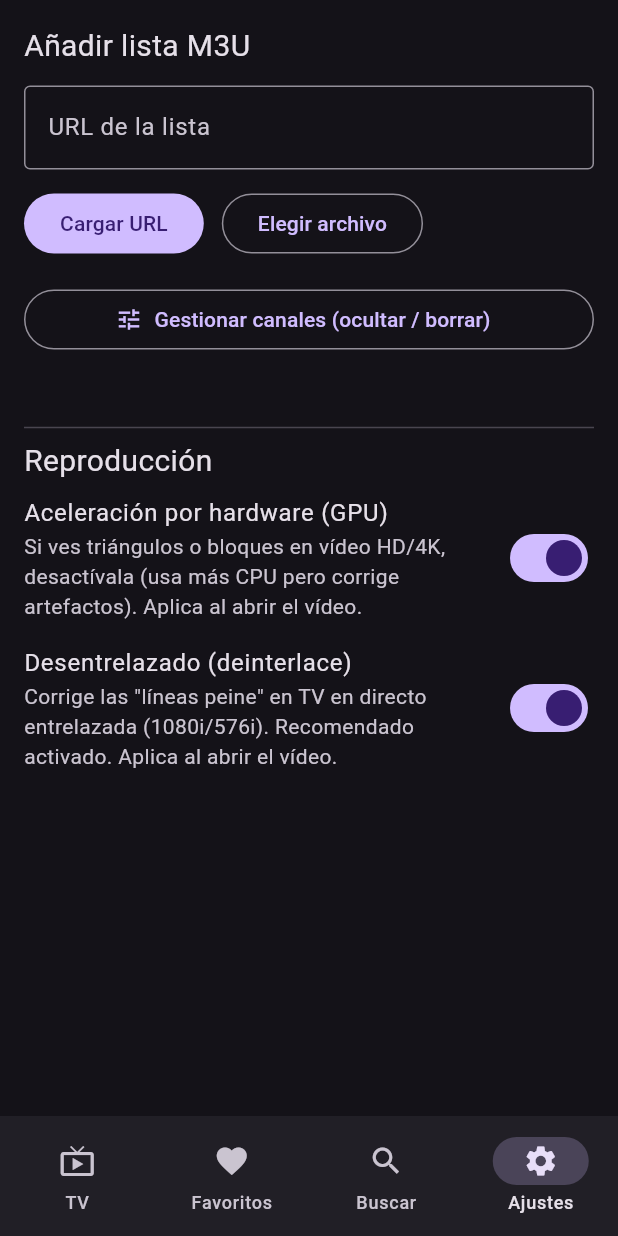
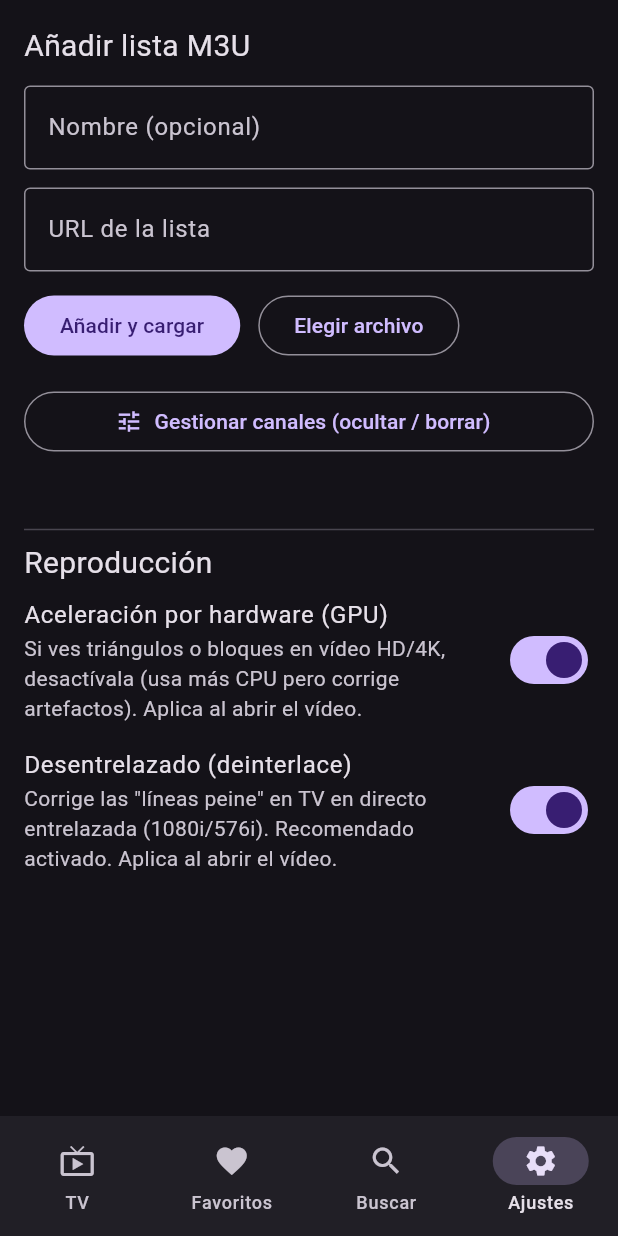
Before and after one commit to jotajota1302/iptv, a Flutter app: the screen it shows after launch, item 4 of the bottom bar chosen, on a phone screen of 412 x 824 dp. Run offline on Flutter 3.47's test engine with Material 3 defaults, Android fonts, the phone set to English and light mode, and no system bars; our stand-ins replace cached_network_image, dio, drift, file_picker, flutter_riverpod, shared_preferences; missing offline and left inert: media_kit, media_kit_video; accounts and stored records are empty; generated files the repository leaves out were written again.

Commit message:
feat(listas): multiples listas guardadas con URL visible, cambiar activa y eliminar
- Modelo SavedPlaylist + PlaylistsNotifier persistido en shared_preferences.
- Ajustes: seccion 'Mis listas' (activa marcada, cambiar, eliminar) y anadir
  con nombre. 25 tests en verde.

Co-Authored-By: Claude Opus 4.8 (1M context) <noreply@anthropic.com>

```diff
--- a/lib/src/app/providers.dart
+++ b/lib/src/app/providers.dart
@@ -1,6 +1,7 @@
 import 'package:flutter_riverpod/flutter_riverpod.dart';
 import 'package:flutter_riverpod/legacy.dart';
 import 'package:shared_preferences/shared_preferences.dart';
+import 'playlists_controller.dart';
 import '../data/app_database.dart';
 import '../data/m3u_source.dart';
 import '../data/playlist_repository.dart';
@@ -35,6 +36,12 @@ final searchResultsProvider = FutureProvider<List<MediaItem>>((ref) {
 });
 
 final loadStateProvider = StateProvider<String?>((_) => null);
+
+/// Listas IPTV guardadas y cuál está activa (persistidas en prefs).
+final playlistsProvider =
+    StateNotifierProvider<PlaylistsNotifier, PlaylistsState>((ref) {
+  return PlaylistsNotifier(ref.watch(sharedPrefsProvider));
+});
 
 /// Instancia de SharedPreferences. Se inyecta en `main()` con override.
 final sharedPrefsProvider = Provider<SharedPreferences>(
--- /dev/null
+++ b/lib/src/domain/saved_playlist.dart
@@ -0,0 +1,16 @@
+/// Una lista IPTV guardada por el usuario (nombre + URL).
+class SavedPlaylist {
+  final String id;
+  final String name;
+  final String url;
+
+  const SavedPlaylist({required this.id, required this.name, required this.url});
+
+  Map<String, dynamic> toJson() => {'id': id, 'name': name, 'url': url};
+
+  factory SavedPlaylist.fromJson(Map<String, dynamic> j) => SavedPlaylist(
+        id: j['id'] as String,
+        name: j['name'] as String,
+        url: j['url'] as String,
+      );
+}
--- a/lib/src/ui/settings_tab.dart
+++ b/lib/src/ui/settings_tab.dart
@@ -2,6 +2,7 @@ import 'package:file_picker/file_picker.dart';
 import 'package:flutter/material.dart';
 import 'package:flutter_riverpod/flutter_riverpod.dart';
 import '../app/providers.dart';
+import '../domain/saved_playlist.dart';
 import 'management_screen.dart';
 
 class SettingsTab extends ConsumerStatefulWidget {
@@ -12,11 +13,13 @@ class SettingsTab extends ConsumerStatefulWidget {
 
 class _SettingsTabState extends ConsumerState<SettingsTab> {
   final _urlCtrl = TextEditingController();
+  final _nameCtrl = TextEditingController();
   bool _loading = false;
 
   @override
   void dispose() {
     _urlCtrl.dispose();
+    _nameCtrl.dispose();
     super.dispose();
   }
 
@@ -35,16 +38,80 @@ class _SettingsTabState extends ConsumerState<SettingsTab> {
     }
   }
 
+  /// Guarda una nueva lista (nombre + URL) y la carga.
+  Future<void> _addAndLoad() async {
+    final url = _urlCtrl.text.trim();
+    if (url.isEmpty) return;
+    final name = _nameCtrl.text.trim().isEmpty
+        ? 'Lista ${ref.read(playlistsProvider).playlists.length + 1}'
+        : _nameCtrl.text.trim();
+    final id = DateTime.now().microsecondsSinceEpoch.toString();
+    ref
+        .read(playlistsProvider.notifier)
+        .add(SavedPlaylist(id: id, name: name, url: url));
+    _urlCtrl.clear();
+    _nameCtrl.clear();
+    await _run(() => ref.read(playlistRepositoryProvider).loadFromUrl(url));
+  }
+
+  /// Cambia a una lista guardada y la carga.
+  Future<void> _activate(SavedPlaylist pl) async {
+    ref.read(playlistsProvider.notifier).setActive(pl.id);
+    await _run(() => ref.read(playlistRepositoryProvider).loadFromUrl(pl.url));
+  }
+
   @override
   Widget build(BuildContext context) {
     final repo = ref.watch(playlistRepositoryProvider);
     final status = ref.watch(loadStateProvider);
     final hwAccel = ref.watch(hardwareAccelProvider);
     final deinterlace = ref.watch(deinterlaceProvider);
-    return Padding(
+    final playlists = ref.watch(playlistsProvider);
+
+    return ListView(
       padding: const EdgeInsets.all(16),
-      child: Column(crossAxisAlignment: CrossAxisAlignment.stretch, children: [
+      children: [
+        // --- Mis listas ---
+        if (playlists.playlists.isNotEmpty) ...[
+          const Text('Mis listas', style: TextStyle(fontSize: 20)),
+          const SizedBox(height: 4),
+          for (final pl in playlists.playlists)
+            Card(
+              child: ListTile(
+                leading: Icon(
+                  pl.id == playlists.activeId
+                      ? Icons.radio_button_checked
+                      : Icons.radio_button_unchecked,
+                  color: pl.id == playlists.activeId
+                      ? Theme.of(context).colorScheme.primary
+                      : null,
+                ),
+                title: Text(pl.name),
+                subtitle: Text(pl.url, maxLines: 1, overflow: TextOverflow.ellipsis),
+                trailing: IconButton(
+                  icon: const Icon(Icons.delete_outline),
+                  tooltip: 'Eliminar lista',
+                  onPressed: _loading
+                      ? null
+                      : () => ref.read(playlistsProvider.notifier).remove(pl.id),
+                ),
+                onTap: _loading ? null : () => _activate(pl),
+              ),
+            ),
+          const SizedBox(height: 20),
+          const Divider(),
+        ],
+
+        // --- Añadir lista ---
         const Text('Añadir lista M3U', style: TextStyle(fontSize: 20)),
+        const SizedBox(height: 12),
+        TextField(
+          controller: _nameCtrl,
+          decoration: const InputDecoration(
+            labelText: 'Nombre (opcional)',
+            border: OutlineInputBorder(),
+          ),
+        ),
         const SizedBox(height: 12),
         TextField(
           controller: _urlCtrl,
@@ -56,10 +123,8 @@ class _SettingsTabState extends ConsumerState<SettingsTab> {
         const SizedBox(height: 12),
         Row(children: [
           FilledButton(
-            onPressed: _loading
-                ? null
-                : () => _run(() => repo.loadFromUrl(_urlCtrl.text.trim())),
-            child: const Text('Cargar URL'),
+            onPressed: _loading ? null : _addAndLoad,
+            child: const Text('Añadir y cargar'),
           ),
           const SizedBox(width: 12),
           OutlinedButton(
@@ -89,6 +154,7 @@ class _SettingsTabState extends ConsumerState<SettingsTab> {
             padding: const EdgeInsets.only(top: 12),
             child: Text(status),
           ),
+
         const SizedBox(height: 24),
         const Divider(),
         const Text('Reproducción', style: TextStyle(fontSize: 20)),
@@ -110,7 +176,7 @@ class _SettingsTabState extends ConsumerState<SettingsTab> {
           value: deinterlace,
           onChanged: (v) => setDeinterlaceSetting(ref, v),
         ),
-      ]),
+      ],
     );
   }
 }
```
Also changed, not shown: lib/src/app/playlists_controller.dart (added, +70 -0 lines), 2 other files.
